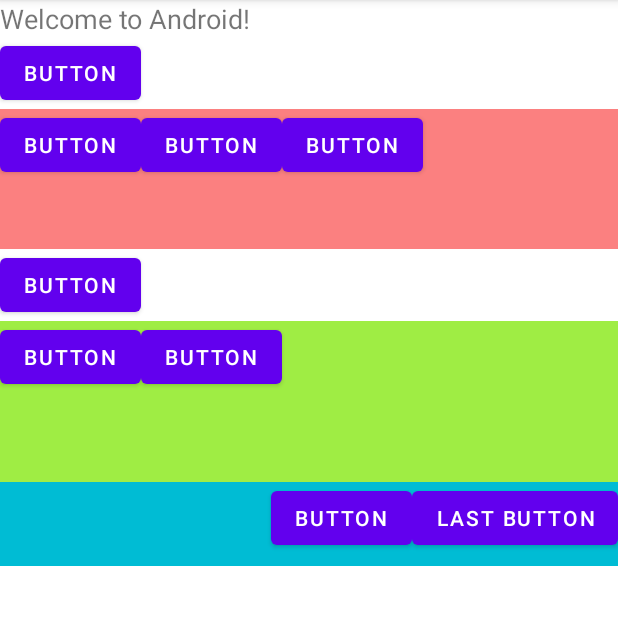
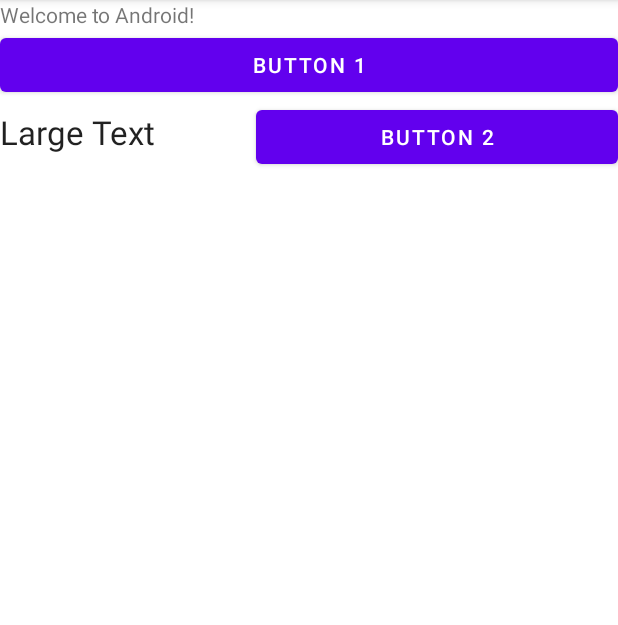
Before and after one commit to ezenia22/DemoMySecondApp, an Android app: the screen it shows after launch (MainActivity), on a phone screen of 412 x 824 dp, the part 84-709 px from its top. Run offline under Robolectric (Android 15) with nearby library versions, the phone set to English and light mode, and no system bars.

Commit message:
Activity_main.xml and strings.xml FILES

```diff
--- a/app/src/main/res/layout/activity_main.xml
+++ b/app/src/main/res/layout/activity_main.xml
@@ -13,8 +13,7 @@
         android:id="@+id/textView"
         android:layout_width="wrap_content"
         android:layout_height="wrap_content"
-        android:text="Welcome to Android!"
-        android:textSize="18sp"
+        android:text="@string/textview"
         app:layout_constraintBottom_toBottomOf="parent"
         app:layout_constraintLeft_toLeftOf="parent"
         app:layout_constraintRight_toRightOf="parent"
@@ -22,79 +21,30 @@
 
     <Button
         android:id="@+id/button5"
-        android:layout_width="wrap_content"
+        android:layout_width="match_parent"
         android:layout_height="wrap_content"
-        android:text="Button" />
+        android:text="@string/button1" />
 
     <LinearLayout
         android:layout_width="match_parent"
-        android:layout_height="93dp"
-        android:background="#FB8080"
+        android:layout_height="55dp"
         android:orientation="horizontal">
 
-        <Button
-            android:id="@+id/button6"
+        <TextView
+            android:id="@+id/textView3"
             android:layout_width="wrap_content"
             android:layout_height="wrap_content"
-            android:text="Button" />
+            android:layout_weight="1"
+            android:text="@string/largetext"
+            android:textAppearance="@android:style/TextAppearance.Large" />
 
         <Button
-            android:id="@+id/button7"
+            android:id="@+id/button15"
             android:layout_width="wrap_content"
             android:layout_height="wrap_content"
-            android:text="Button" />
-
-        <Button
-            android:id="@+id/button8"
-            android:layout_width="wrap_content"
-            android:layout_height="wrap_content"
-            android:text="Button" />
-    </LinearLayout>
-
-    <Button
-        android:id="@+id/button9"
-        android:layout_width="wrap_content"
-        android:layout_height="wrap_content"
-        android:text="Button" />
-
-    <LinearLayout
-        android:layout_width="match_parent"
-        android:layout_height="107dp"
-        android:background="#9FED44"
-        android:orientation="horizontal">
-
-        <Button
-            android:id="@+id/button10"
-            android:layout_width="wrap_content"
-            android:layout_height="wrap_content"
-            android:text="Button" />
-
-        <Button
-            android:id="@+id/button11"
-            android:layout_width="wrap_content"
-            android:layout_height="wrap_content"
-            android:text="Button" />
+            android:layout_weight="2"
+            android:text="@string/button2" />
 
     </LinearLayout>
 
-    <LinearLayout
-        android:layout_width="match_parent"
-        android:layout_height="56dp"
-        android:background="#00BCD4"
-        android:gravity="right"
-        android:orientation="horizontal">
-
-        <Button
-            android:id="@+id/button13"
-            android:layout_width="wrap_content"
-            android:layout_height="wrap_content"
-            android:text="Button" />
-
-        <Button
-            android:id="@+id/button14"
-            android:layout_width="wrap_content"
-            android:layout_height="wrap_content"
-            android:text="LAST BUTTON" />
-    </LinearLayout>
-
 </LinearLayout>
--- a/app/src/main/res/values/strings.xml
+++ b/app/src/main/res/values/strings.xml
@@ -1,3 +1,9 @@
 <resources>
     <string name="app_name">Demo My Second App</string>
+    <string name="textview">Welcome to Android!</string>
+    <string name="largetext">Large Text</string>
+    <string name="button1">BUTTON 1</string>
+    <string name="button2">BUTTON 2</string>
+
+
 </resources>
```
